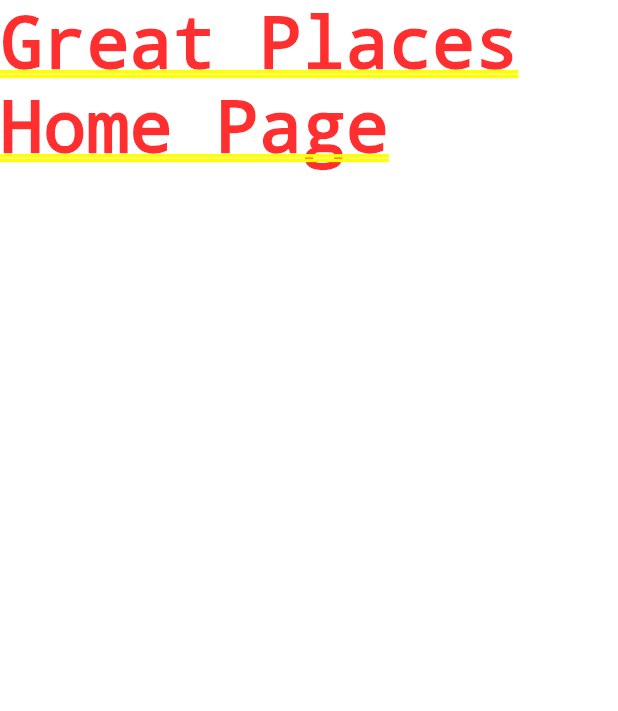
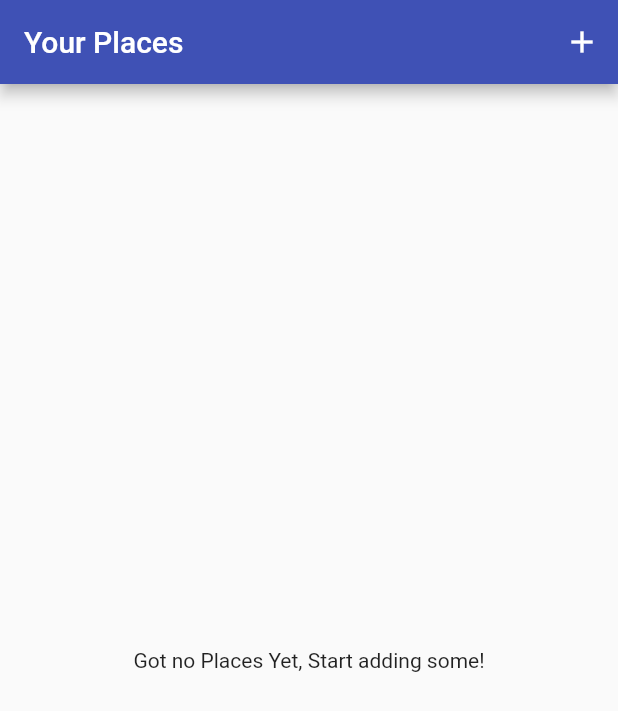
Before and after one commit to nazy61/great_places, a Flutter app: the screen it shows after launch, on a phone screen of 412 x 824 dp. Shown: the top 711 px of the screen. Run offline on Flutter 3.47's test engine with Material 2 defaults, Android fonts, the phone set to English and light mode, and no system bars; our stand-ins replace image_picker.

Commit message:
can select image, and save a place temporaly

```diff
--- a/lib/main.dart
+++ b/lib/main.dart
@@ -1,17 +1,29 @@
 import 'package:flutter/material.dart';
+import 'package:provider/provider.dart';
+
+import './screens/places_list_screen.dart';
+import './screens/add_place_screen.dart';
+import './providers/great_places.dart';
 
 void main() => runApp(MyApp());
 
 class MyApp extends StatelessWidget {
   @override
   Widget build(BuildContext context) {
-    return MaterialApp(
-      title: 'Great Places',
-      theme: ThemeData(
-        primarySwatch: Colors.indigo,
-        accentColor: Colors.amber,
+    return ChangeNotifierProvider.value(
+      value: GreatPlaces(),
+      child: MaterialApp(
+        title: 'Great Places',
+        debugShowCheckedModeBanner: false,
+        theme: ThemeData(
+          primarySwatch: Colors.indigo,
+          accentColor: Colors.amber,
+        ),
+        home: PlacesListScreen(),
+        routes: {
+          AddPlaceScreen.routeName: (ctx) => AddPlaceScreen(),
+        },
       ),
-      home: Text('Great Places Home Page'),
     );
   }
 }
--- /dev/null
+++ b/lib/models/place.dart
@@ -0,0 +1,29 @@
+import 'dart:io';
+
+import 'package:flutter/foundation.dart';
+
+class PlaceLocation {
+  final double latitude;
+  final double longitude;
+  final String address;
+
+  PlaceLocation({
+    @required this.latitude,
+    @required this.longitude,
+    this.address,
+  });
+}
+
+class Place {
+  final String id;
+  final String title;
+  final PlaceLocation location;
+  final File image;
+
+  Place({
+    @required this.id,
+    @required this.title,
+    @required this.location,
+    @required this.image,
+  });
+}
--- /dev/null
+++ b/lib/providers/great_places.dart
@@ -0,0 +1,26 @@
+import 'dart:io';
+
+import 'package:flutter/foundation.dart';
+
+import '../models/place.dart';
+
+class GreatPlaces with ChangeNotifier {
+  List<Place> _items = [];
+
+  List<Place> get items {
+    return [..._items];
+  }
+
+  void addPlace(String pickedTitle, File pickedImage) {
+    final newPlace = Place(
+      id: DateTime.now().toString(),
+      image: pickedImage,
+      title: pickedTitle,
+      location: null,
+    );
+
+    _items.add(newPlace);
+    notifyListeners();
+  }
+
+}
--- /dev/null
+++ b/lib/screens/places_list_screen.dart
@@ -0,0 +1,43 @@
+import 'package:flutter/material.dart';
+import 'package:provider/provider.dart';
+
+import './add_place_screen.dart';
+import '../providers/great_places.dart';
+
+class PlacesListScreen extends StatelessWidget {
+  @override
+  Widget build(BuildContext context) {
+    return Scaffold(
+      appBar: AppBar(
+        title: Text('Your Places'),
+        actions: <Widget>[
+          IconButton(
+            icon: Icon(Icons.add),
+            onPressed: () {
+              Navigator.of(context).pushNamed(AddPlaceScreen.routeName);
+            },
+          ),
+        ],
+      ),
+      body: Consumer<GreatPlaces>(
+        child: Center(
+          child: const Text('Got no Places Yet, Start adding some!'),
+        ),
+        builder: (ctx, greatPlaces, ch) => greatPlaces.items.length <= 0
+            ? ch
+            : ListView.builder(
+                itemCount: greatPlaces.items.length,
+                itemBuilder: (ctx, i) => ListTile(
+                  leading: CircleAvatar(
+                    backgroundImage: FileImage(greatPlaces.items[i].image),
+                  ),
+                  title: Text(greatPlaces.items[i].title),
+                  onTap: () {
+                    // Go to Details Page
+                  },
+                ),
+              ),
+      ),
+    );
+  }
+}
--- a/pubspec.yaml
+++ b/pubspec.yaml
@@ -19,6 +19,10 @@ environment:
 dependencies:
   flutter:
     sdk: flutter
+  provider: ^3.2.0
+  image_picker: ^0.6.2+2
+  path_provider: ^1.5.0
+  path: ^1.6.4
 
   # The following adds the Cupertino Icons font to your application.
   # Use with the CupertinoIcons class for iOS style icons.
```
Also changed, not shown: lib/screens/add_place_screen.dart (added, +74 -0 lines), lib/widgets/image_input.dart (added, +78 -0 lines), lib/screens/place_detail_screen.dart (added), pubspec.lock, 1 other file.
